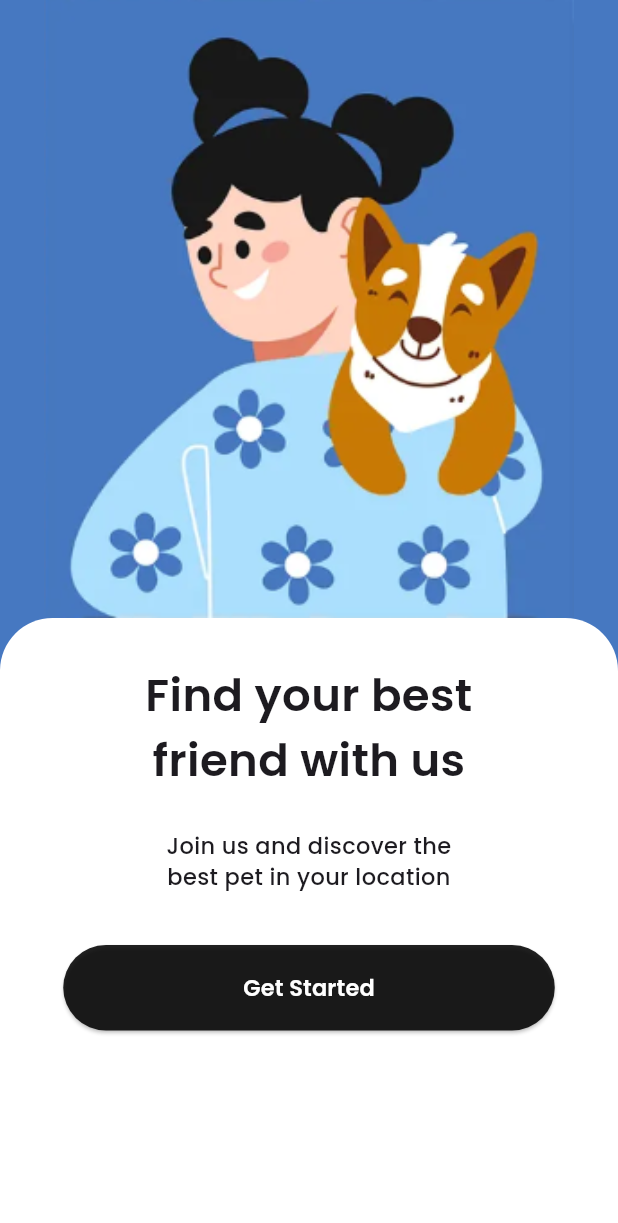
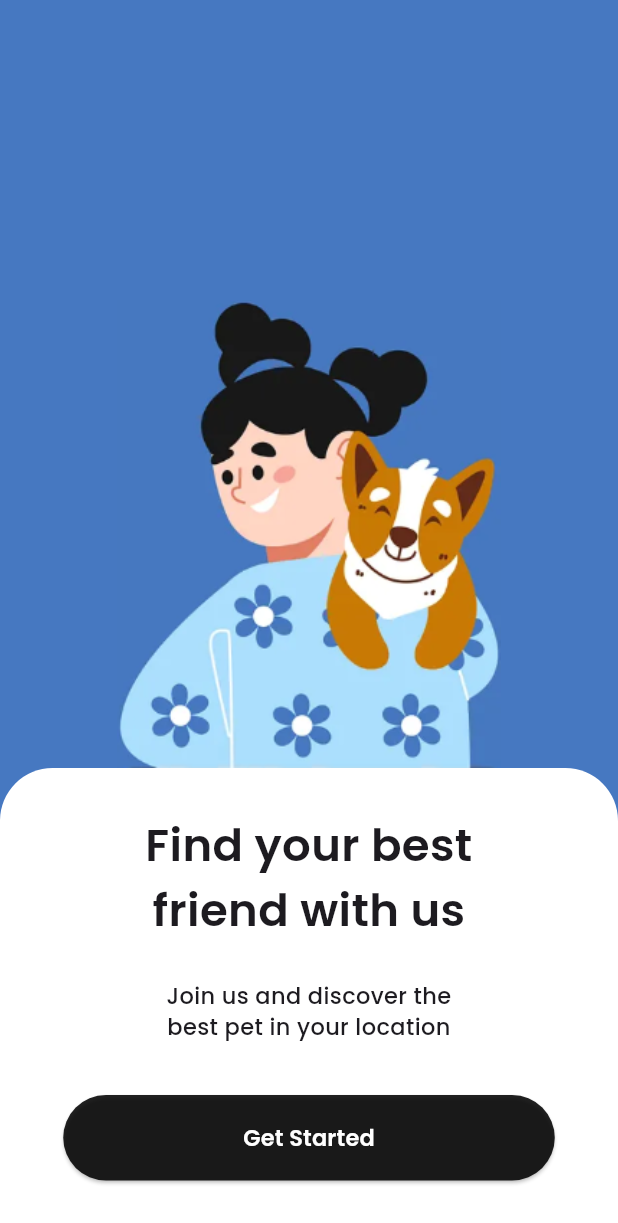
Before and after one commit to andkstrr/PetMarketplaceApp, a Flutter app: the screen it shows after launch, on a phone screen of 412 x 824 dp. Shown: the top 1223 px of the screen. Run offline on Flutter 3.47's test engine with Material 3 defaults, Android fonts, the phone set to English and light mode, and no system bars; our stand-ins replace google_fonts.

Commit message:
update welcome page

```diff
--- a/lib/pages/welcome.dart
+++ b/lib/pages/welcome.dart
@@ -12,12 +12,13 @@ class WelcomePage extends StatelessWidget {
       body: Column(
         mainAxisAlignment: MainAxisAlignment.start,
         children: [
+          const SizedBox(height: 200),
           Expanded(
-            // flex: 2,
+            // flex: 1,
             child: Center(
               child: Container(
-                height: double.infinity,
-                width: 480,
+                // height: 700,
+                // width: 500,
                 decoration: const BoxDecoration(
                   image: DecorationImage(
                     image: AssetImage("assets/images/welcome.png"),
@@ -28,7 +29,7 @@ class WelcomePage extends StatelessWidget {
             ),
           ),
           Expanded(
-            // flex: 1,
+            flex: 1,
             child: Container(
               padding: const EdgeInsets.symmetric(horizontal: 30, vertical: 20),
               height: 400,
```
Also changed, not shown: assets/images/welcome.png.
